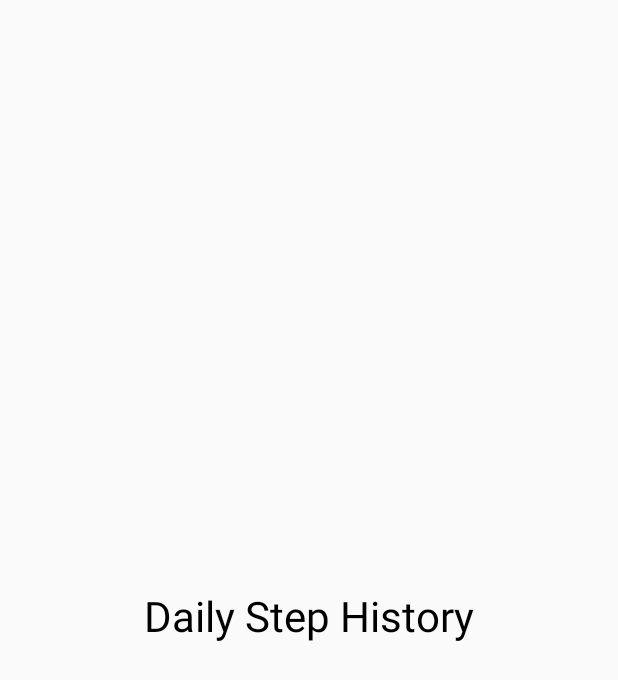
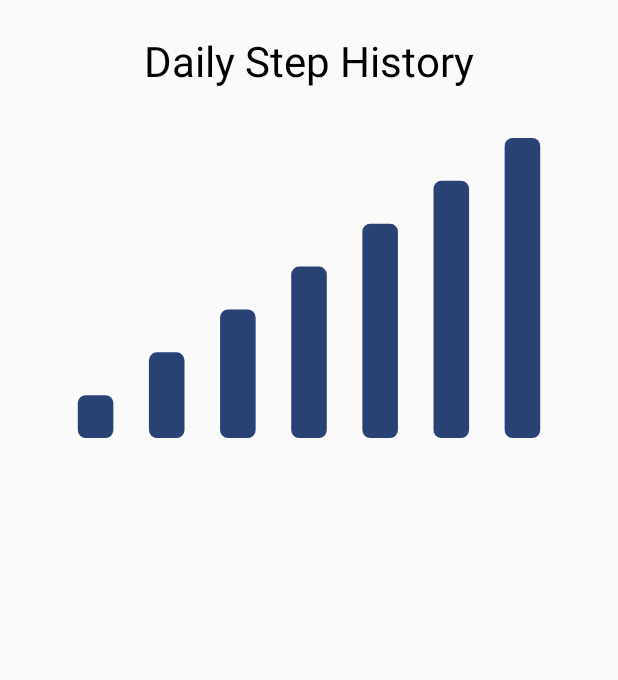
Before and after one commit to alv77/StepPet, an Android app built with Jetpack Compose: the StepHistoryScreen screen opened through its navigation route, on a phone screen of 412 x 824 dp. Shown: the top 680 px of the screen. Run offline under Robolectric (Android 15) with nearby library versions, the phone set to English and light mode, and no system bars; our stand-ins replace Firebase (no records; nobody signed in at launch, a user with empty details on screens opened directly), Room's generated code.

Commit message:
Self made barchart

```diff
--- a/app/src/main/java/com/example/steppet/ui/screen/history/StepHistoryScreen.kt
+++ b/app/src/main/java/com/example/steppet/ui/screen/history/StepHistoryScreen.kt
@@ -1,23 +1,61 @@
 package com.example.steppet.ui.screen.history
 
+import androidx.compose.foundation.Canvas
 import androidx.compose.foundation.layout.*
 import androidx.compose.material3.*
 import androidx.compose.runtime.Composable
 import androidx.compose.ui.Alignment
 import androidx.compose.ui.Modifier
+import androidx.compose.ui.geometry.CornerRadius
+import androidx.compose.ui.graphics.Color
 import androidx.compose.ui.unit.dp
+import kotlin.math.roundToInt
 
 @Composable
 fun StepHistoryScreen() {
-    Box(
+    val stepData = listOf(10, 20, 30, 40, 50, 60, 70)
+
+    Column(
         modifier = Modifier
             .fillMaxSize()
             .padding(24.dp),
-        contentAlignment = Alignment.Center
+        horizontalAlignment = Alignment.CenterHorizontally
     ) {
         Text(
             text = "Daily Step History",
             style = MaterialTheme.typography.headlineMedium
         )
+        Spacer(Modifier.height(32.dp))
+
+        BarChart(values = stepData)
     }
 }
+
+@Composable
+fun BarChart(values: List<Int>) {
+    val maxValue = values.maxOrNull()?.takeIf { it > 0 } ?: 1
+    val barColor = MaterialTheme.colorScheme.primary
+
+    Canvas(
+        modifier = Modifier
+            .fillMaxWidth()
+            .height(200.dp)
+            .padding(horizontal = 16.dp)
+    ) {
+        val barWidth = size.width / (values.size * 2)
+        val barSpacing = barWidth
+
+        values.forEachIndexed { index, value ->
+            val left = index * (barWidth + barSpacing) + barSpacing / 2
+            val top = size.height - (value / maxValue.toFloat()) * size.height
+            val height = size.height - top
+
+            drawRoundRect(
+                color = barColor,
+                topLeft = androidx.compose.ui.geometry.Offset(left, top),
+                size = androidx.compose.ui.geometry.Size(barWidth, height),
+                cornerRadius = CornerRadius(8f, 8f)
+            )
+        }
+    }
+}
```
